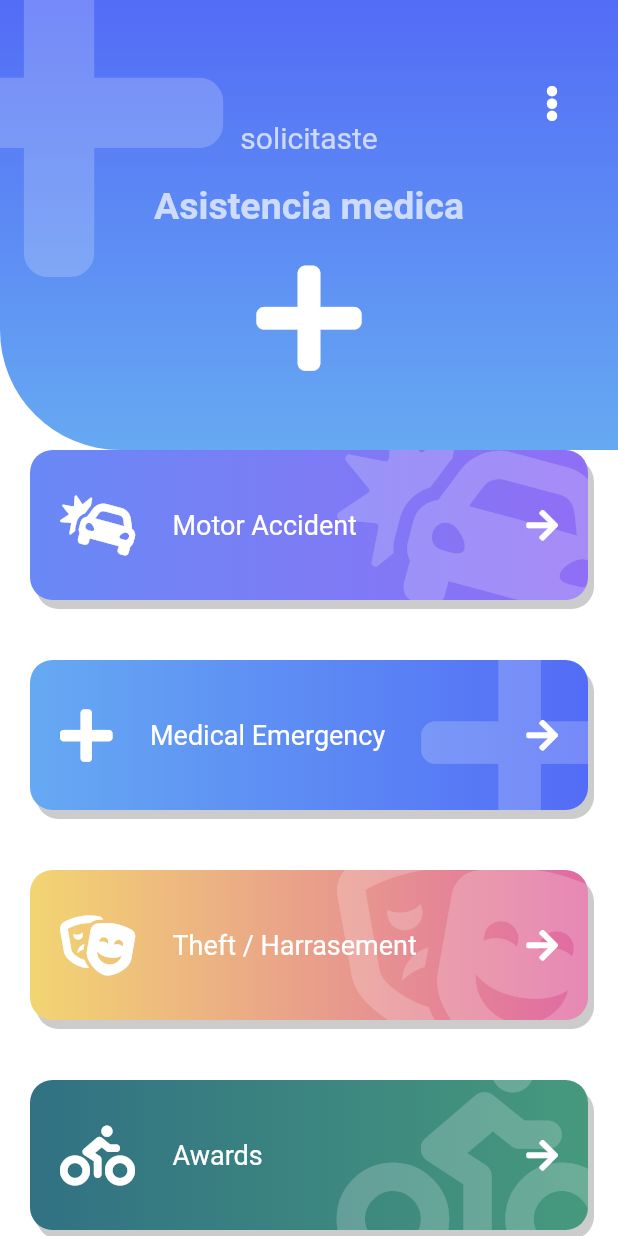
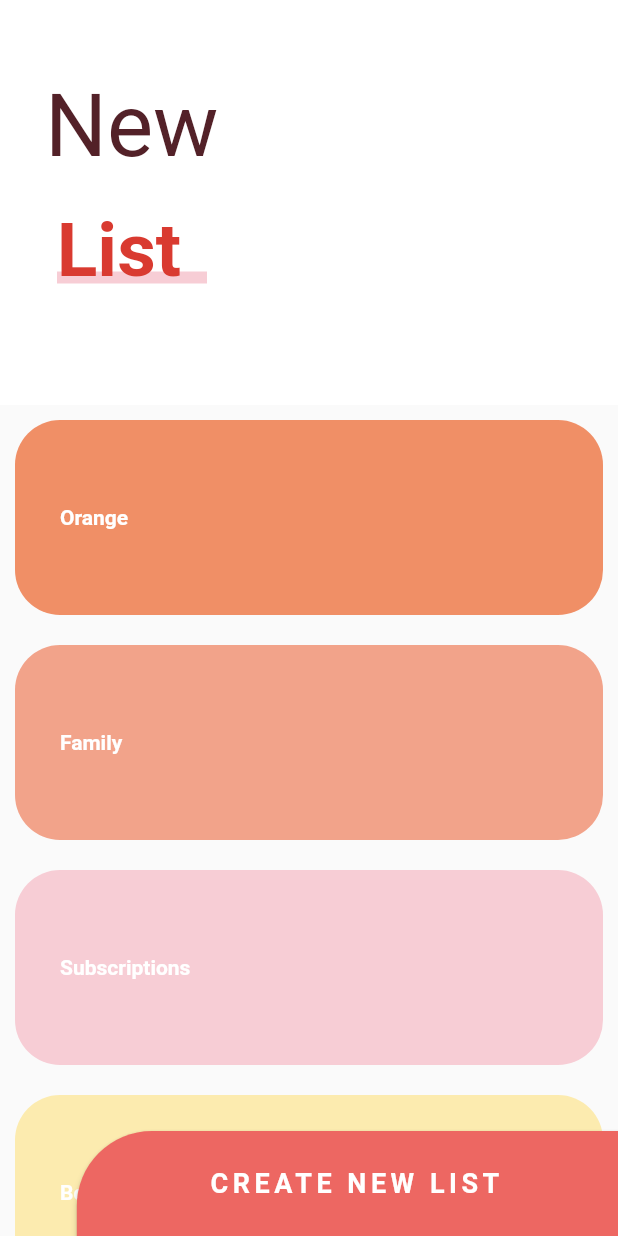
Before and after one commit to infraarhtur/flutterDise-os2, a Flutter app: the screen it shows after launch, on a phone screen of 412 x 824 dp. Run offline on Flutter 3.47's test engine with Material 2 defaults, Android fonts, the phone set to English and light mode, and no system bars; our stand-ins replace animate_do, flutter_svg, font_awesome_flutter; missing offline and left inert: dart:ffi.

Commit message:
[lam#slivers]: creacion del ejemplo de sliver correctamente

```diff
--- a/lib/main.dart
+++ b/lib/main.dart
@@ -6,7 +6,8 @@
 // import 'package:disenios2/src/retos/cuadrado_animado.dart';
 // import 'package:disenios2/src/pages/slideshow_page.dart';
 //import 'package:disenios2/src/pages/pinterest_page.dart';
-import 'package:disenios2/src/pages/emergency_page.dart';
+// import 'package:disenios2/src/pages/emergency_page.dart';
+import 'package:disenios2/src/pages/sliver_list_page.dart';
 import 'package:flutter/material.dart';
 
 void main() => runApp(MyApp());
@@ -17,7 +18,7 @@ class MyApp extends StatelessWidget {
     return MaterialApp(
       debugShowCheckedModeBanner: false,
       title: 'Diseños 2',
-       home: EmergencyPage()
+       home: SliverListPage()
     );
   }
 }
--- /dev/null
+++ b/lib/src/pages/sliver_list_page.dart
@@ -0,0 +1,208 @@
+import 'package:flutter/material.dart';
+
+class SliverListPage extends StatelessWidget {
+  @override
+  Widget build(BuildContext context) {
+    return Scaffold(
+        //  body: _lista_tareas());
+        // body: _Titulo()
+        body: Stack(
+      children: <Widget>[
+        _MainScroll(),
+        Positioned(bottom: 0, right: -10, child: _BotonNewList())
+      ],
+    ));
+  }
+}
+
+class _BotonNewList extends StatelessWidget {
+  @override
+  Widget build(BuildContext context) {
+    final size = MediaQuery.of(context).size;
+    return ButtonTheme(
+      height: 70,
+      minWidth: size.width * 0.9,
+      child: RaisedButton(
+        onPressed: () {},
+        color: Color(0xffED6762),
+shape:RoundedRectangleBorder(
+  borderRadius: BorderRadius.only(topLeft: Radius.circular(50))
+  ),
+
+        child: Text(
+          'CREATE NEW LIST',
+          style: TextStyle(
+              color: Colors.white,
+              fontSize: 18,
+              fontWeight: FontWeight.bold,
+              letterSpacing: 3),
+        ),
+      ),
+    );
+  }
+}
+
+class _MainScroll extends StatelessWidget {
+  final items = [
+    _ListItem('Orange', Color(0xffF08F66)),
+    _ListItem('Family', Color(0xffF2A38A)),
+    _ListItem('Subscriptions', Color(0xffF7CDD5)),
+    _ListItem('Books', Color(0xffFCEBAF)),
+    _ListItem('Orange', Color(0xffF08F66)),
+    _ListItem('Family', Color(0xffF2A38A)),
+    _ListItem('Subscriptions', Color(0xffF7CDD5)),
+    _ListItem('Books', Color(0xffFCEBAF)),
+    _ListItem('Orange', Color(0xffF08F66)),
+    _ListItem('Family', Color(0xffF2A38A)),
+    _ListItem('Subscriptions', Color(0xffF7CDD5)),
+    _ListItem('Books', Color(0xffFCEBAF)),
+    _ListItem('Orange', Color(0xffF08F66)),
+    _ListItem('Family', Color(0xffF2A38A)),
+    _ListItem('Subscriptions', Color(0xffF7CDD5)),
+    _ListItem('Books', Color(0xffFCEBAF)),
+  ];
+  @override
+  Widget build(BuildContext context) {
+    return CustomScrollView(
+      slivers: <Widget>[
+        // SliverAppBar(
+        //   floating: true,
+        //   backgroundColor: Colors.red,
+        //   title: Text('titulo'),
+        // ),
+        SliverPersistentHeader(
+            floating: true,
+            delegate: _sliverCustomHeaderDelegate(
+                minHeight: 240,
+                maxHeight: 270,
+                child: Container(
+                  alignment: Alignment.centerLeft,
+                  color: Colors.white,
+                  child: _Titulo(),
+                ))),
+
+        SliverList(
+            delegate: SliverChildListDelegate([
+          ...items,
+          SizedBox(
+            height: 100,
+          )
+        ]))
+      ],
+    );
+  }
+}
+
+class _sliverCustomHeaderDelegate extends SliverPersistentHeaderDelegate {
+  final double minHeight, maxHeight;
+  final Widget child;
+  _sliverCustomHeaderDelegate(
+      {@required this.minHeight,
+      @required this.maxHeight,
+      @required this.child});
+
+  @override
+  Widget build(
+      BuildContext context, double shrinkOffset, bool overlapsContent) {
+    return SizedBox.expand(
+      child: child,
+    );
+  }
+
+  @override
+  double get maxExtent => maxHeight;
+
+  @override
+  double get minExtent => minHeight;
+
+  @override
+  bool shouldRebuild(_sliverCustomHeaderDelegate oldDelegate) {
+    return maxHeight != oldDelegate.maxHeight ||
+        minHeight != oldDelegate.minHeight ||
+        child != oldDelegate.child;
+  }
+}
+
+class _Titulo extends StatelessWidget {
+  @override
+  Widget build(BuildContext context) {
+    return Column(
+      children: <Widget>[
+        SizedBox(
+          height: 30,
+        ),
+        Container(
+          margin: EdgeInsets.symmetric(horizontal: 30, vertical: 20),
+          child: Text('New',
+              style: TextStyle(color: Color(0xff532128), fontSize: 58)),
+        ),
+        Stack(
+          children: <Widget>[
+            SizedBox(
+              width: 100,
+            ),
+            Positioned(
+              bottom: 8,
+              child: Container(
+                width: 120,
+                height: 8,
+                color: Color(0xffF7CDD5),
+              ),
+            ),
+            Container(
+                child: Text('List',
+                    style: TextStyle(
+                        color: Color(0xffD93A30),
+                        fontSize: 50,
+                        fontWeight: FontWeight.bold))),
+          ],
+        )
+      ],
+    );
+  }
+}
+
+class _lista_tareas extends StatelessWidget {
+  final items = [
+    _ListItem('Orange', Color(0xffF08F66)),
+    _ListItem('Family', Color(0xffF2A38A)),
+    _ListItem('Subscriptions', Color(0xffF7CDD5)),
+    _ListItem('Books', Color(0xffFCEBAF)),
+    _ListItem('Orange', Color(0xffF08F66)),
+    _ListItem('Family', Color(0xffF2A38A)),
+    _ListItem('Subscriptions', Color(0xffF7CDD5)),
+    _ListItem('Books', Color(0xffFCEBAF)),
+  ];
+
+  @override
+  Widget build(BuildContext context) {
+    return ListView.builder(
+      itemCount: items.length,
+      itemBuilder: (BuildContext context, int index) {
+        return items[index];
+      },
+    );
+  }
+}
+
+class _ListItem extends StatelessWidget {
+  final String titulo;
+  final Color color;
+
+  const _ListItem(this.titulo, this.color);
+
+  @override
+  Widget build(BuildContext context) {
+    return Container(
+      alignment: Alignment.centerLeft,
+      padding: EdgeInsets.all(30),
+      child: Text(this.titulo,
+          style: TextStyle(color: Colors.white, fontWeight: FontWeight.bold)),
+      height: 130,
+      width: 100,
+      margin: EdgeInsets.all(10),
+      decoration: BoxDecoration(
+          color: this.color, borderRadius: BorderRadius.circular(30)),
+    );
+  }
+}
```
